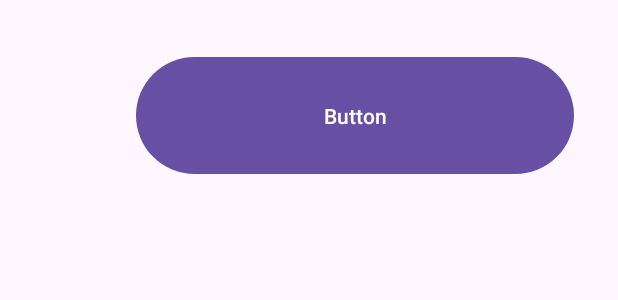
After one commit to ksu9999/RMKABIAS, an Android app: the layout relative_layout.xml on its own in the app's theme, with its tools: preview values and no code run, on a phone screen of 412 x 824 dp. The commit adds this screen. Shown: the top 300 px of the screen. Run offline under Robolectric (Android 15) with nearby library versions, the phone set to English and light mode, and no system bars.

Commit message:
Add RelativeLayout and FrameLayout

```diff
--- /dev/null
+++ b/layouttype/src/main/res/layout/relative_layout.xml
@@ -0,0 +1,25 @@
+<?xml version="1.0" encoding="utf-8"?>
+<RelativeLayout xmlns:android="http://schemas.android.com/apk/res/android"
+    android:layout_width="match_parent"
+    android:layout_height="match_parent">
+
+    <TextView
+        android:id="@+id/textView7"
+        android:layout_width="wrap_content"
+        android:layout_height="wrap_content"
+        android:layout_alignParentEnd="true"
+        android:layout_alignParentBottom="true"
+        android:layout_marginEnd="320dp"
+        android:layout_marginBottom="854dp"
+        android:text="TextView" />
+
+    <Button
+        android:id="@+id/button18"
+        android:layout_width="292dp"
+        android:layout_height="86dp"
+        android:layout_alignParentEnd="true"
+        android:layout_alignParentBottom="true"
+        android:layout_marginEnd="29dp"
+        android:layout_marginBottom="704dp"
+        android:text="Button" />
+</RelativeLayout>
```
Also changed, not shown: layouttype/src/main/res/layout/constraint_layout.xml (+17 -0 lines).
